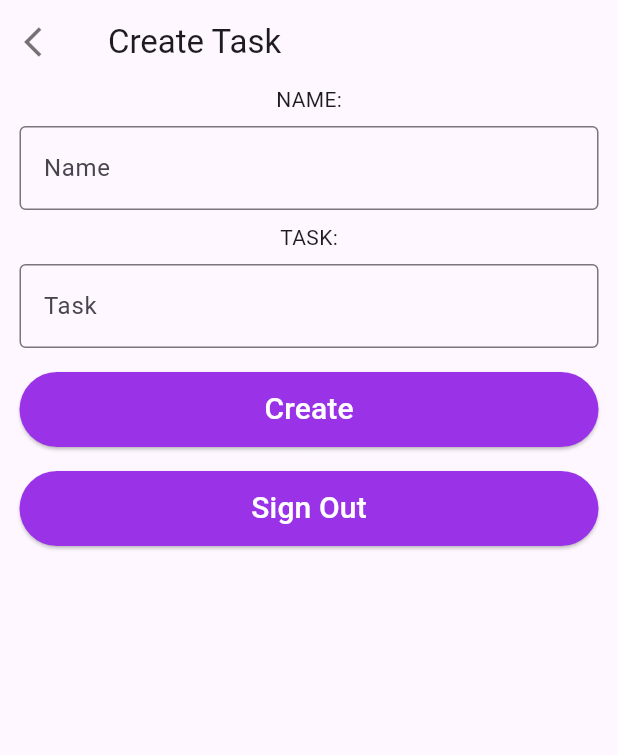
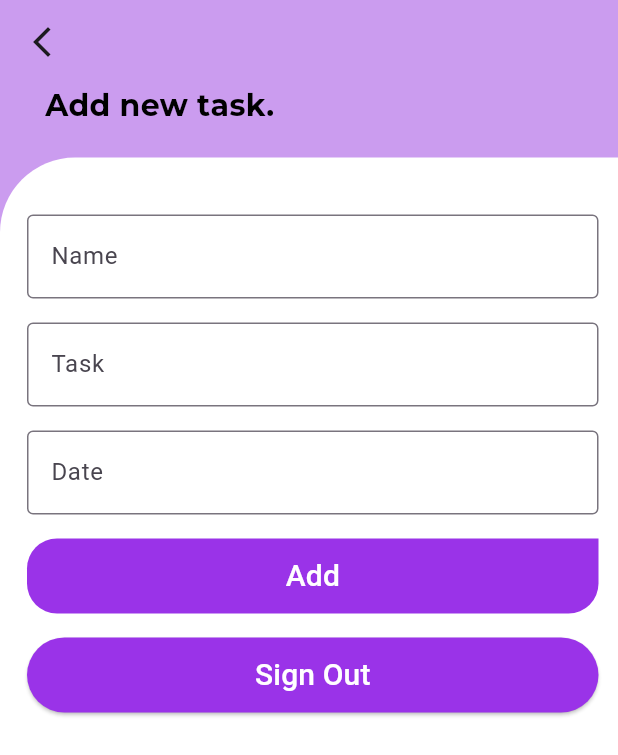
Before and after one commit to tito06/myTask, a Flutter app: the HomePage screen opened directly, item 2 of the bottom bar chosen, on a phone screen of 412 x 824 dp. Shown: the top 755 px of the screen. Run offline on Flutter 3.47's test engine with Material 3 defaults, Android fonts, the phone set to English and light mode, and no system bars; our stand-ins replace firebase_auth, firebase_core, firebase_database, shared_preferences; accounts and stored records are empty.

Commit message:
ui updated

```diff
--- a/lib/create_task.dart
+++ b/lib/create_task.dart
@@ -11,6 +11,8 @@ class CreateTask extends StatelessWidget{
 
   TextEditingController name = TextEditingController();
   TextEditingController task = TextEditingController();
+    TextEditingController date = TextEditingController();
+
 
   DatabaseReference ref = FirebaseDatabase.instance.ref();
 
@@ -19,20 +21,53 @@ class CreateTask extends StatelessWidget{
 
     return MaterialApp(
       home: Scaffold(
-        appBar: AppBar(title: Text("Create Task"),
-        leading: InkWell(
-          onTap: () {
+        appBar: AppBar(
+          leading: IconButton(onPressed: (){
             Navigator.pop(context);
-          },
-          child: Icon(
-            Icons.arrow_back_ios,
-            color: Colors.black54,
-          )),),
+          }, icon: Icon(Icons.arrow_back_ios_new)),
+            backgroundColor:const Color.fromARGB(255, 203, 156, 239),
 
-        body: Center(
-          child: Column(
+      ),
+
+        body: Container(
+        width: MediaQuery.of(context).size.width,
+        height: MediaQuery.of(context).size.height,
+        color: Color.fromARGB(255, 203, 156, 239),
+        child:  Center(
+          child: SingleChildScrollView(
+            child:Column(
+            mainAxisAlignment: MainAxisAlignment.start,
+            crossAxisAlignment: CrossAxisAlignment.start,
             children: [
-              Text("NAME:"),
+                Container(
+                  padding: EdgeInsets.fromLTRB(30, 0, 0, 20),
+                  child: const Column(
+                  mainAxisAlignment: MainAxisAlignment.start,
+                  crossAxisAlignment: CrossAxisAlignment.start,
+                  children: [
+                    Text("Add new task.",
+                    style: const TextStyle(fontSize: 20,
+                    fontFamily: 'Montserrat',
+                    color: Colors.black,
+                    fontWeight: FontWeight.bold),),
+
+                  ]),
+                ),
+       Container(
+                height: MediaQuery.of(context).size.height,
+                width: MediaQuery.of(context).size.width,
+                padding: EdgeInsets.fromLTRB(5, 30, 0, 0),
+                 decoration: const BoxDecoration(
+                  color: Colors.white,
+        borderRadius: BorderRadius.only(
+          topLeft: Radius.circular(50.0),
+          bottomRight: Radius.circular(20.0),
+        ),
+
+      ),
+
+
+            child: Column(children: [
                Padding(padding: const EdgeInsets.symmetric(vertical: 8.0,horizontal: 13.0),
               child:  TextField(
                 controller: name,
@@ -42,7 +77,6 @@ class CreateTask extends StatelessWidget{
                     ),
               )),
 
-               Text("TASK:"),
                Padding(padding: const EdgeInsets.symmetric(vertical: 8.0,horizontal: 13.0),
               child:  TextField(
                 controller: task,
@@ -52,18 +86,40 @@ class CreateTask extends StatelessWidget{
                     ),
               )),
 
+               Padding(padding: const EdgeInsets.symmetric(vertical: 8.0,horizontal: 13.0),
+              child:  TextField(
+                controller: date,
+                  decoration: const InputDecoration(
+                      border: OutlineInputBorder(),
+                      labelText: 'Date',
+                    ),
+                    onTap: (){
+                      _selectDate(context);
+                    },
+              )),
+
               Padding(padding: const EdgeInsets.symmetric(vertical: 8.0,horizontal: 13.0),
+
               child :Container(
-              margin: const EdgeInsets.all(0),
               width: double.infinity,
               height: 50.0,
-              child: ElevatedButton(
-                child: const Text('Create',
+              decoration: const BoxDecoration(
+                  color: Color.fromARGB(255, 154, 51, 232),
+                  borderRadius: BorderRadius.only(
+                  topLeft: Radius.circular(20.0),
+                  bottomRight: Radius.circular(20.0),
+                  bottomLeft: Radius.circular(20)
+                  ),
+
+              ),
+
+              child: TextButton(
+                child:  Text('Add',
                  style: TextStyle(fontSize: 20.0,
                   color: Color.fromARGB(254, 255, 255, 255)),),
                   style: ElevatedButton.styleFrom(
-                  backgroundColor: Color.fromARGB(255, 154, 51, 232)
-                ),
+                   backgroundColor: Colors.transparent
+                  ),
                 onPressed: () async{
 
                   final prefs = await SharedPreferences.getInstance();
@@ -76,7 +132,8 @@ class CreateTask extends StatelessWidget{
                    await ref.child("$userName").push().set(
                 {
                   "name": name.value.text,
-                  "task": task.value.text
+                  "task": task.value.text,
+                  "date": date.value.text
                 });
 
 
@@ -107,10 +164,48 @@ class CreateTask extends StatelessWidget{
                 },
               )))
 
+            ],)
+)
+
             ],
           ),
-        ),),
+          )
+
+
+
+        ),
+        )
+
+
+),
     );
+  }
+
+
+  _selectDate(BuildContext context) async {
+    showDatePicker(
+      context: context,
+      initialDate: DateTime.now(),
+      firstDate: DateTime.now(),
+      lastDate: DateTime(2030),
+      builder: (context, picker) {
+        return Theme(
+          data: ThemeData.dark().copyWith(
+      colorScheme: const ColorScheme.dark(
+        primary: Colors.deepPurple,
+        onPrimary: Colors.white,
+        surface: Colors.pink,
+        onSurface: Colors.yellow),
+        dialogBackgroundColor:Colors.green[900],
+          ),
+           child: picker!,);
+      }).then((value){
+        if(value != null){
+          date.text = value.toString();
+        }
+      });
+
+
   }
 
 
--- a/lib/list_task.dart
+++ b/lib/list_task.dart
@@ -7,7 +7,7 @@ class ListTask extends StatelessWidget{
    ListTask({super.key});
 
 
-String? email = FirebaseAuth.instance.currentUser?.displayName;
+String? name = FirebaseAuth.instance.currentUser?.displayName;
 
   DatabaseReference databaseRef = FirebaseDatabase.instance.ref("${FirebaseAuth.instance.currentUser?.displayName}");
 
@@ -36,7 +36,7 @@ String? email = FirebaseAuth.instance.currentUser?.displayName;
             return ListTile(
 
 
-              title: (snapshot.value != null) ? Text(snapshot.children.first.value.toString()) : Text("No Data"),
+              title: (snapshot.value != null) ? Text(databaseRef.child("name").toString()) : Text("No Data"),
               subtitle: Text(snapshot.children.last.value.toString()),
             );
           },
```
Also changed, not shown: lib/home.dart (+113 -42 lines), pubspec.yaml (+10 -4 lines), assets/add.png (added), assets/home.png (added), assets/side_menu.png (added), assets/upcoming.png (added), fonts/Montserrat-VariableFont.ttf (added), pubspec.lock.
